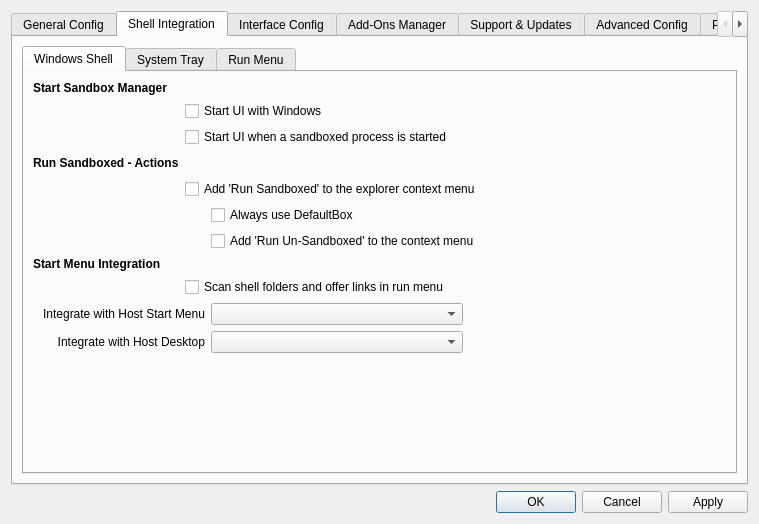
This is SandboxiePlus/SandMan/Forms/SettingsWindow.ui in sandboxie-plus/Sandboxie as Qt 5 draws it before an edit. The edited form follows.
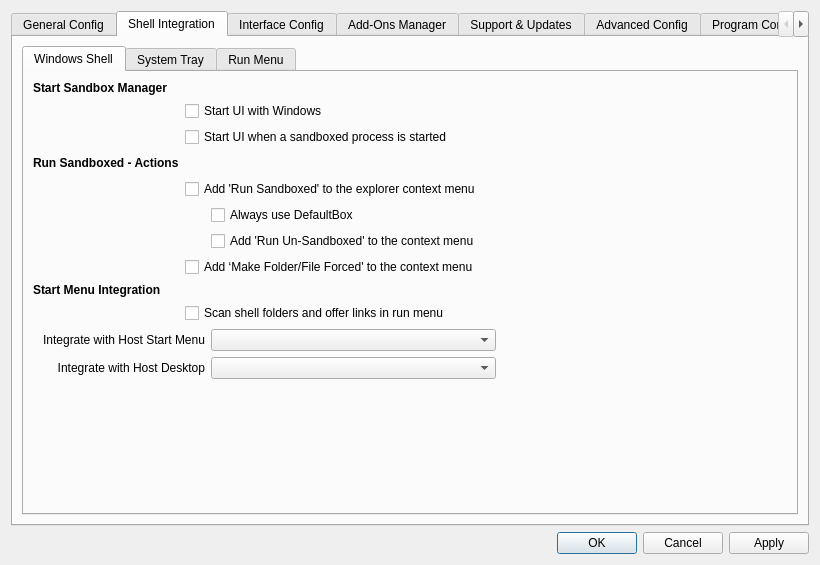
This is the edited form. Icons and pictures are not drawn.

Diff of the .ui file:
```diff
--- a/SandboxiePlus/SandMan/Forms/SettingsWindow.ui
+++ b/SandboxiePlus/SandMan/Forms/SettingsWindow.ui
@@ -6,8 +6,8 @@
    <rect>
     <x>0</x>
     <y>0</y>
-    <width>747</width>
-    <height>524</height>
+    <width>820</width>
+    <height>565</height>
    </rect>
   </property>
   <property name="sizePolicy">
@@ -455,34 +455,87 @@
             <attribute name="title">
              <string>Windows Shell</string>
             </attribute>
-            <layout class="QGridLayout" name="gridLayout_30">
-             <item row="0" column="0">
               <layout class="QGridLayout" name="gridLayout_13">
-               <item row="11" column="3" colspan="2">
-                <spacer name="horizontalSpacer_2">
+             <item row="0" column="0">
+              <widget class="QLabel" name="lblStartUp">
+               <property name="font">
+                <font>
+                 <weight>75</weight>
+                 <bold>true</bold>
+                 <kerning>true</kerning>
+                </font>
+               </property>
+               <property name="text">
+                <string>Start Sandbox Manager</string>
+               </property>
+              </widget>
+             </item>
+             <item row="1" column="1" colspan="2">
+              <widget class="QCheckBox" name="chkAutoStart">
+               <property name="text">
+                <string>Start UI with Windows</string>
+               </property>
+              </widget>
+             </item>
+             <item row="2" column="1" colspan="3">
+              <widget class="QCheckBox" name="chkSvcStart">
+               <property name="text">
+                <string>Start UI when a sandboxed process is started</string>
+               </property>
+              </widget>
+             </item>
+             <item row="3" column="0">
+              <widget class="QLabel" name="lblRunBoxed">
+               <property name="font">
+                <font>
+                 <weight>75</weight>
+                 <bold>true</bold>
+                 <kerning>true</kerning>
+                </font>
+               </property>
+               <property name="text">
+                <string>Run Sandboxed - Actions</string>
+               </property>
+              </widget>
+             </item>
+             <item row="3" column="1">
+              <widget class="QLabel" name="label_37">
+               <property name="maximumSize">
+                <size>
+                 <width>20</width>
+                 <height>16777215</height>
+                </size>
+               </property>
+               <property name="text">
+                <string/>
+               </property>
+              </widget>
+             </item>
+             <item row="3" column="2">
+              <spacer name="horizontalSpacer_9">
                  <property name="orientation">
                   <enum>Qt::Horizontal</enum>
                  </property>
                  <property name="sizeHint" stdset="0">
                   <size>
-                   <width>40</width>
-                   <height>0</height>
+                 <width>272</width>
+                 <height>20</height>
                   </size>
                  </property>
                 </spacer>
                </item>
-               <item row="9" column="0" colspan="2">
-                <widget class="QLabel" name="label_22">
-                 <property name="text">
-                  <string>Integrate with Host Start Menu</string>
-                 </property>
-                 <property name="alignment">
-                  <set>Qt::AlignRight|Qt::AlignTrailing|Qt::AlignVCenter</set>
-                 </property>
-                 <property name="openExternalLinks">
-                  <bool>true</bool>
-                 </property>
-                </widget>
+             <item row="3" column="3">
+              <spacer name="horizontalSpacer_6">
+               <property name="orientation">
+                <enum>Qt::Horizontal</enum>
+               </property>
+               <property name="sizeHint" stdset="0">
+                <size>
+                 <width>272</width>
+                 <height>20</height>
+                </size>
+               </property>
+              </spacer>
                </item>
                <item row="4" column="1" colspan="3">
                 <widget class="QCheckBox" name="chkShellMenu">
@@ -491,101 +544,81 @@
                  </property>
                 </widget>
                </item>
-               <item row="6" column="2" colspan="3">
-                <widget class="QCheckBox" name="chkShellMenu2">
-                 <property name="text">
-                  <string>Add 'Run Un-Sandboxed' to the context menu</string>
-                 </property>
-                </widget>
-               </item>
-               <item row="5" column="2" colspan="3">
+             <item row="5" column="2" colspan="2">
                 <widget class="QCheckBox" name="chkAlwaysDefault">
                  <property name="text">
                   <string>Always use DefaultBox</string>
                  </property>
                 </widget>
                </item>
-               <item row="10" column="2">
-                <widget class="QComboBox" name="cmbIntegrateDesk"/>
-               </item>
-               <item row="10" column="0" colspan="2">
-                <widget class="QLabel" name="label_29">
+             <item row="6" column="2" colspan="2">
+              <widget class="QCheckBox" name="chkShellMenu2">
+               <property name="text">
+                <string>Add 'Run Un-Sandboxed' to the context menu</string>
+               </property>
+              </widget>
+             </item>
+             <item row="7" column="1" colspan="3">
+              <widget class="QCheckBox" name="chkShellMenu3">
                  <property name="text">
-                  <string>Integrate with Host Desktop</string>
-                 </property>
-                 <property name="alignment">
-                  <set>Qt::AlignRight|Qt::AlignTrailing|Qt::AlignVCenter</set>
-                 </property>
-                 <property name="openExternalLinks">
-                  <bool>true</bool>
-                 </property>
-                </widget>
-               </item>
-               <item row="2" column="1" colspan="3">
-                <widget class="QCheckBox" name="chkSvcStart">
+                <string>Add ‘Make Folder/File Forced' to the context menu</string>
+               </property>
+              </widget>
+             </item>
+             <item row="8" column="0">
+              <widget class="QLabel" name="lblStartMenu">
+               <property name="font">
+                <font>
+                 <weight>75</weight>
+                 <bold>true</bold>
+                 <kerning>true</kerning>
+                </font>
+               </property>
                  <property name="text">
-                  <string>Start UI when a sandboxed process is started</string>
+                <string>Start Menu Integration</string>
                  </property>
                 </widget>
                </item>
-               <item row="8" column="1" colspan="3">
+             <item row="9" column="1" colspan="3">
                 <widget class="QCheckBox" name="chkScanMenu">
                  <property name="text">
                   <string>Scan shell folders and offer links in run menu</string>
                  </property>
                 </widget>
                </item>
-               <item row="9" column="2">
+             <item row="10" column="0" colspan="2">
+              <widget class="QLabel" name="label_22">
+               <property name="text">
+                <string>Integrate with Host Start Menu</string>
+               </property>
+               <property name="alignment">
+                <set>Qt::AlignRight|Qt::AlignTrailing|Qt::AlignVCenter</set>
+               </property>
+               <property name="openExternalLinks">
+                <bool>true</bool>
+               </property>
+              </widget>
+             </item>
+             <item row="10" column="2">
                 <widget class="QComboBox" name="cmbIntegrateMenu"/>
                </item>
-               <item row="1" column="1" colspan="3">
-                <widget class="QCheckBox" name="chkAutoStart">
+             <item row="11" column="0" colspan="2">
+              <widget class="QLabel" name="label_29">
                  <property name="text">
-                  <string>Start UI with Windows</string>
-                 </property>
-                </widget>
-               </item>
-               <item row="3" column="2">
-                <spacer name="horizontalSpacer_9">
-                 <property name="orientation">
-                  <enum>Qt::Horizontal</enum>
-                 </property>
-                 <property name="sizeHint" stdset="0">
-                  <size>
-                   <width>40</width>
-                   <height>20</height>
-                  </size>
-                 </property>
-                </spacer>
-               </item>
-               <item row="7" column="0">
-                <widget class="QLabel" name="lblStartMenu">
-                 <property name="font">
-                  <font>
-                   <weight>75</weight>
-                   <bold>true</bold>
-                   <kerning>true</kerning>
-                  </font>
-                 </property>
-                 <property name="text">
-                  <string>Start Menu Integration</string>
-                 </property>
-                </widget>
-               </item>
-               <item row="3" column="3">
-                <spacer name="horizontalSpacer_6">
-                 <property name="orientation">
-                  <enum>Qt::Horizontal</enum>
-                 </property>
-                 <property name="sizeHint" stdset="0">
-                  <size>
-                   <width>40</width>
-                   <height>20</height>
-                  </size>
-                 </property>
-                </spacer>
-               </item>
-               <item row="11" column="1">
+                <string>Integrate with Host Desktop</string>
+               </property>
+               <property name="alignment">
+                <set>Qt::AlignRight|Qt::AlignTrailing|Qt::AlignVCenter</set>
+               </property>
+               <property name="openExternalLinks">
+                <bool>true</bool>
+               </property>
+              </widget>
+             </item>
+             <item row="11" column="2">
+              <widget class="QComboBox" name="cmbIntegrateDesk"/>
+             </item>
+             <item row="12" column="1">
                 <spacer name="verticalSpacer_6">
                  <property name="orientation">
                   <enum>Qt::Vertical</enum>
@@ -593,53 +626,23 @@
                  <property name="sizeHint" stdset="0">
                   <size>
                    <width>20</width>
-                   <height>0</height>
+                 <height>154</height>
                   </size>
                  </property>
                 </spacer>
                </item>
-               <item row="3" column="1">
-                <widget class="QLabel" name="label_37">
-                 <property name="maximumSize">
+             <item row="12" column="3">
+              <spacer name="horizontalSpacer_2">
+               <property name="orientation">
+                <enum>Qt::Horizontal</enum>
+               </property>
+               <property name="sizeHint" stdset="0">
                   <size>
-                   <width>20</width>
-                   <height>16777215</height>
-                  </size>
-                 </property>
-                 <property name="text">
-                  <string/>
-                 </property>
-                </widget>
-               </item>
-               <item row="0" column="0">
-                <widget class="QLabel" name="lblStartUp">
-                 <property name="font">
-                  <font>
-                   <weight>75</weight>
-                   <bold>true</bold>
-                   <kerning>true</kerning>
-                  </font>
-                 </property>
-                 <property name="text">
-                  <string>Start Sandbox Manager</string>
-                 </property>
-                </widget>
-               </item>
-               <item row="3" column="0">
-                <widget class="QLabel" name="lblRunBoxed">
-                 <property name="font">
-                  <font>
-                   <weight>75</weight>
-                   <bold>true</bold>
-                   <kerning>true</kerning>
-                  </font>
-                 </property>
-                 <property name="text">
-                  <string>Run Sandboxed - Actions</string>
-                 </property>
-                </widget>
-               </item>
-              </layout>
+                 <width>272</width>
+                 <height>13</height>
+                </size>
+               </property>
+              </spacer>
              </item>
             </layout>
            </widget>
```
Lines whose indentation alone changed are shown as unchanged.
